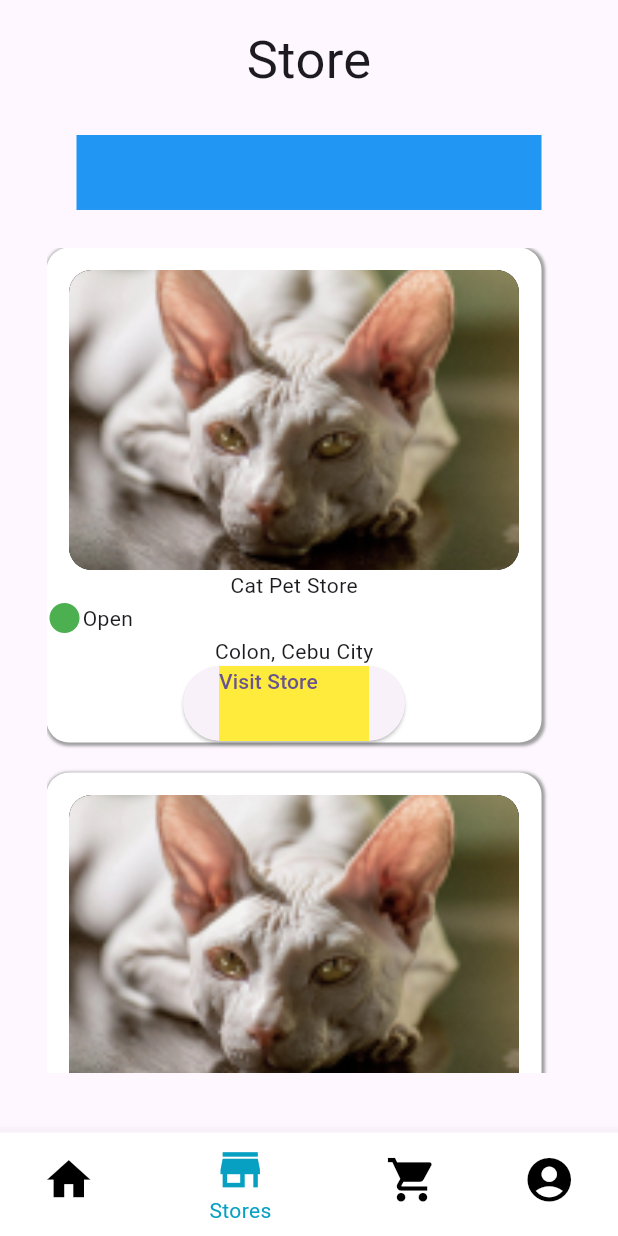
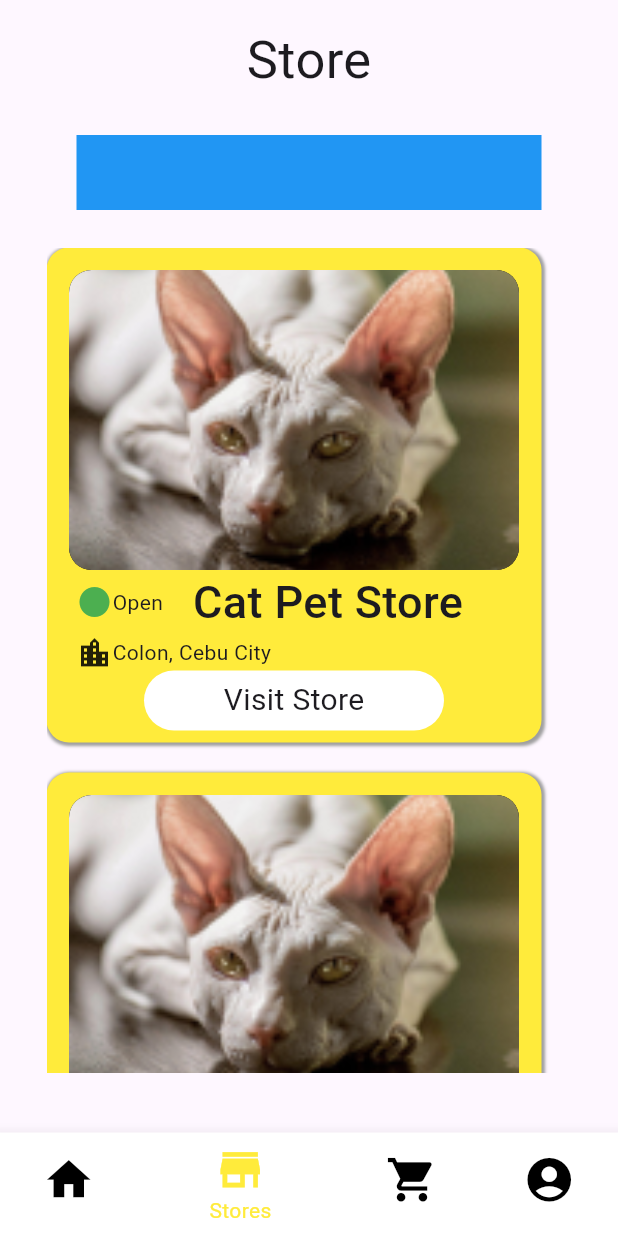
Before and after one commit to Rhunnan/pet_store, a Flutter app: the NavBar screen opened directly, item 2 of the bottom bar chosen, on a phone screen of 412 x 824 dp. Run offline on Flutter 3.47's test engine with Material 3 defaults, Android fonts, the phone set to English and light mode, and no system bars; our stand-ins replace sliding_up_panel; missing offline and left inert: linked_scroll_controller.

```diff
--- a/lib/components/navigation_bar.dart
+++ b/lib/components/navigation_bar.dart
@@ -59,7 +59,7 @@ class _NavBarState extends State<NavBar> {
           ),
         ],
         currentIndex: _selectedIndex,
-        selectedItemColor: const Color(0xff07A0C3),
+        selectedItemColor: Colors.yellow,
         onTap: _onItemTapped,
         unselectedItemColor: Colors.black,
         iconSize: 35,
--- a/lib/components/stores.dart
+++ b/lib/components/stores.dart
@@ -12,11 +12,12 @@ class StorePage extends StatefulWidget {
 class _StorePageState extends State<StorePage> {
   @override
   Widget build(BuildContext context) {
-    return Column(
+    return Container(
+      child: Column(
         children: [
-        Center(
+          const Center(
             child: Padding(
-            padding: const EdgeInsets.only(top: 15),
+              padding: EdgeInsets.only(top: 15),
               child: Text(
                 "Store",
                 style: TextStyle(fontSize: 35),
@@ -28,7 +29,7 @@ class _StorePageState extends State<StorePage> {
             child: Container(
               height: 50,
               width: 310,
-            decoration: BoxDecoration(color: Colors.blue),
+              decoration: const BoxDecoration(color: Colors.blue),
             ),
           ),
           SizedBox(
@@ -45,7 +46,7 @@ class _StorePageState extends State<StorePage> {
                     height: 200,
                     decoration: BoxDecoration(
                         borderRadius: BorderRadius.circular(15),
-                      color: Colors.white,
+                        color: Colors.yellow,
                         boxShadow: const [
                           BoxShadow(
                             color: Colors.grey,
@@ -78,19 +79,38 @@ class _StorePageState extends State<StorePage> {
                             ),
                           ),
                         ),
-                      Text(listOfPetStores[index].storeName),
-                      const Row(
+                        Padding(
+                          padding: const EdgeInsets.only(left: 20),
+                          child: Row(
                             children: [
-                          Icon(
+                              const Icon(
                                 Icons.circle,
                                 color: Colors.green,
                               ),
-                          Text("Open")
+                              const Text("Open"),
+                              Padding(
+                                padding: const EdgeInsets.only(left: 20),
+                                child: Text(
+                                  listOfPetStores[index].storeName,
+                                  style: const TextStyle(
+                                      fontWeight: FontWeight.w500,
+                                      fontSize: 30),
+                                ),
+                              ),
                             ],
                           ),
+                        ),
+                        Padding(
+                          padding: const EdgeInsets.only(left: 20),
+                          child: Row(
+                            children: [
+                              const Icon(Icons.location_city),
                               Text(listOfPetStores[index].location),
-                      ElevatedButton(
-                          onPressed: () {
+                            ],
+                          ),
+                        ),
+                        InkWell(
+                            onTap: () {
                               Navigator.push(
                                 context,
                                 MaterialPageRoute(
@@ -100,10 +120,17 @@ class _StorePageState extends State<StorePage> {
                               );
                             },
                             child: Container(
-                            height: 50,
-                            width: 100,
-                            decoration: BoxDecoration(color: Colors.yellow),
-                            child: Text("Visit Store"),
+                              height: 40,
+                              width: 200,
+                              decoration: BoxDecoration(
+                                  borderRadius: BorderRadius.circular(20),
+                                  color: Colors.white),
+                              child: const Center(
+                                  child: Text(
+                                "Visit Store",
+                                style: TextStyle(
+                                    fontSize: 20, fontWeight: FontWeight.w400),
+                              )),
                             ))
                       ],
                     ),
@@ -177,6 +204,7 @@ class _StorePageState extends State<StorePage> {
           // ),
           // ),
         ],
+      ),
     );
   }
 }
```
Also changed, not shown: lib/components/petProfile.dart (added, +11 -0 lines), lib/components/products.dart (+29 -29 lines). Lines whose indentation alone changed are shown as unchanged.
